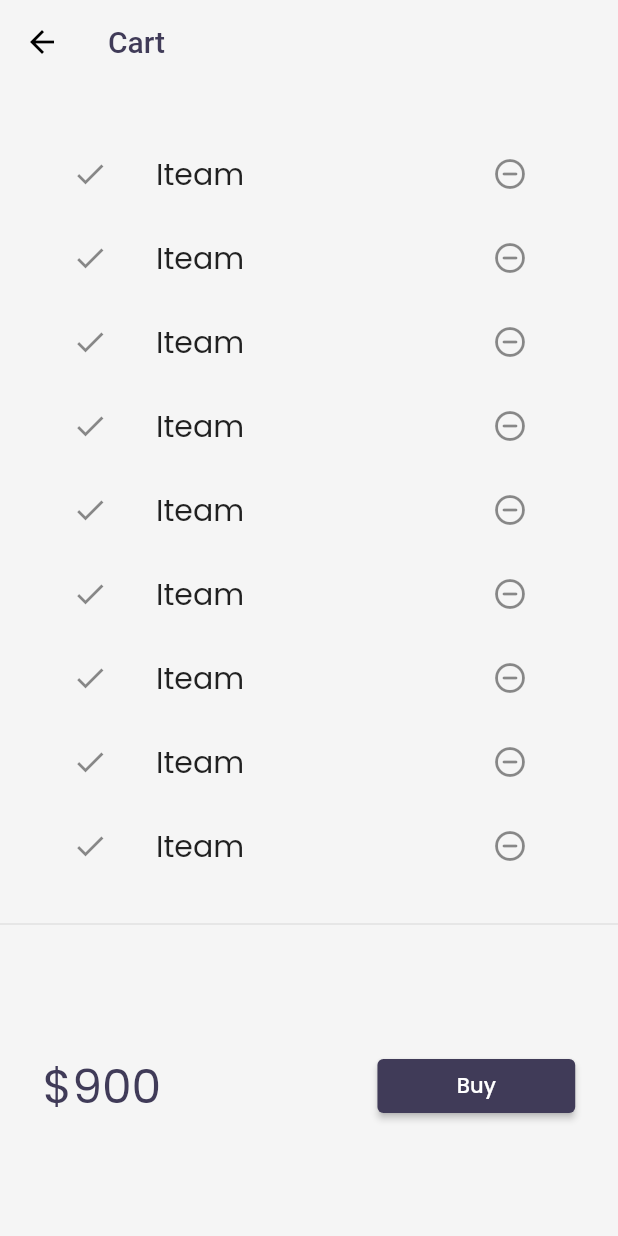
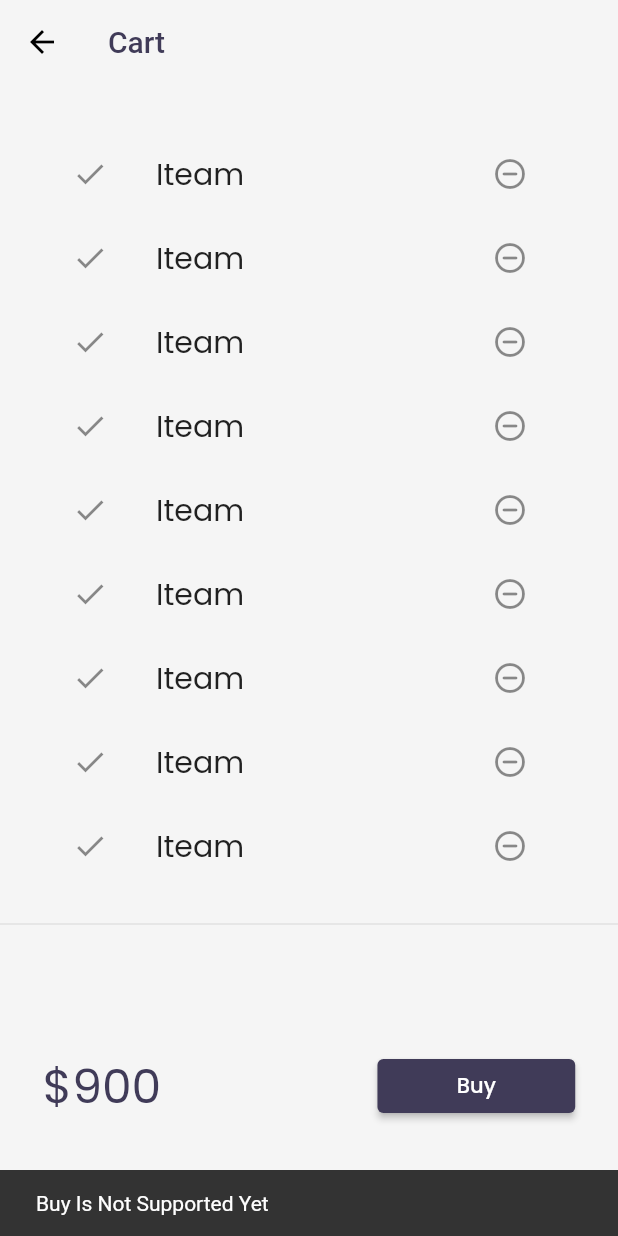
Before and after one commit to ajinkyavn1/Flutter-catlog, a Flutter app: the CartPage screen opened by its route, after a tap on "Buy", on a phone screen of 412 x 824 dp. Run offline on Flutter 3.47's test engine with Material 2 defaults, Android fonts, the phone set to English and light mode, and no system bars; our stand-ins replace google_fonts, velocity_x; missing offline and left inert: dart:ffi; network calls fail.

Commit message:
Update Cart_Page.dart

```diff
--- a/lib/Pages/Cart_Page.dart
+++ b/lib/Pages/Cart_Page.dart
@@ -42,11 +42,17 @@ class _CartToatal extends StatelessWidget {
         children: [
           "\$900".text.xl4.color(context.accentColor).make(),
           30.widthBox,
-          ElevatedButton(onPressed: (){},
+          ElevatedButton(
+              onPressed: () {
+            ScaffoldMessenger.of(context).showSnackBar(
+                SnackBar(
+                  content: "Buy Is Not Supported Yet".text.make(),
+             )
+            );
+          },
               style: ButtonStyle(
                 backgroundColor: MaterialStateProperty.all(context.theme.buttonColor)
               ),
-
 
               child: "Buy".text.make()
           ).w32(context)
```
